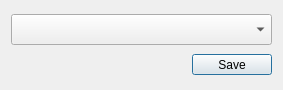
First picture: the form in Projects/CoX/Utilities/SEGSAdmin/GetIPDialog.ui, repository Segs/Segs, before the edit.
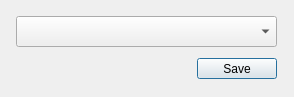
Second picture: the form after the edit.

```diff
--- a/Projects/CoX/Utilities/SEGSAdmin/GetIPDialog.ui
+++ b/Projects/CoX/Utilities/SEGSAdmin/GetIPDialog.ui
@@ -9,8 +9,8 @@
    <rect>
     <x>0</x>
     <y>0</y>
-    <width>282</width>
-    <height>90</height>
+    <width>294</width>
+    <height>97</height>
    </rect>
   </property>
   <property name="windowTitle">
```
